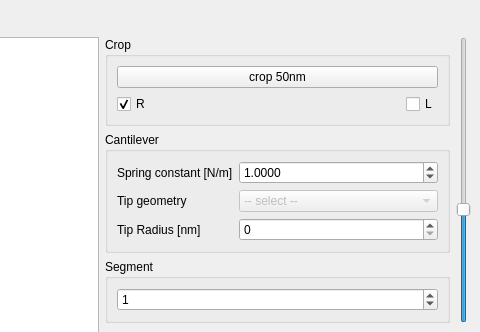
CellMechLab/NanoPrepare, file preparation/prepare.ui: the form before one commit; both pictures show x 538 to 1018 and y 0 to 332 of the 1018 by 810 pixel window.
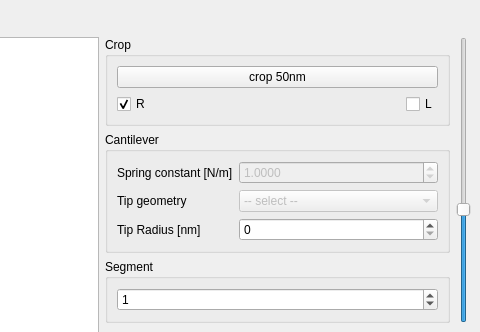
The form after the commit. Icons and pictures are not drawn. Custom widgets are drawn as their Qt base class.

The edit to the form file:
```diff
--- a/preparation/prepare.ui
+++ b/preparation/prepare.ui
@@ -217,6 +217,9 @@
                </item>
                <item row="0" column="1">
                 <widget class="QDoubleSpinBox" name="springconstant">
+                 <property name="enabled">
+                  <bool>false</bool>
+                 </property>
                  <property name="decimals">
                   <number>4</number>
                  </property>
```
Left out of the diff: 3 changed lines with no effect on the pictures.
